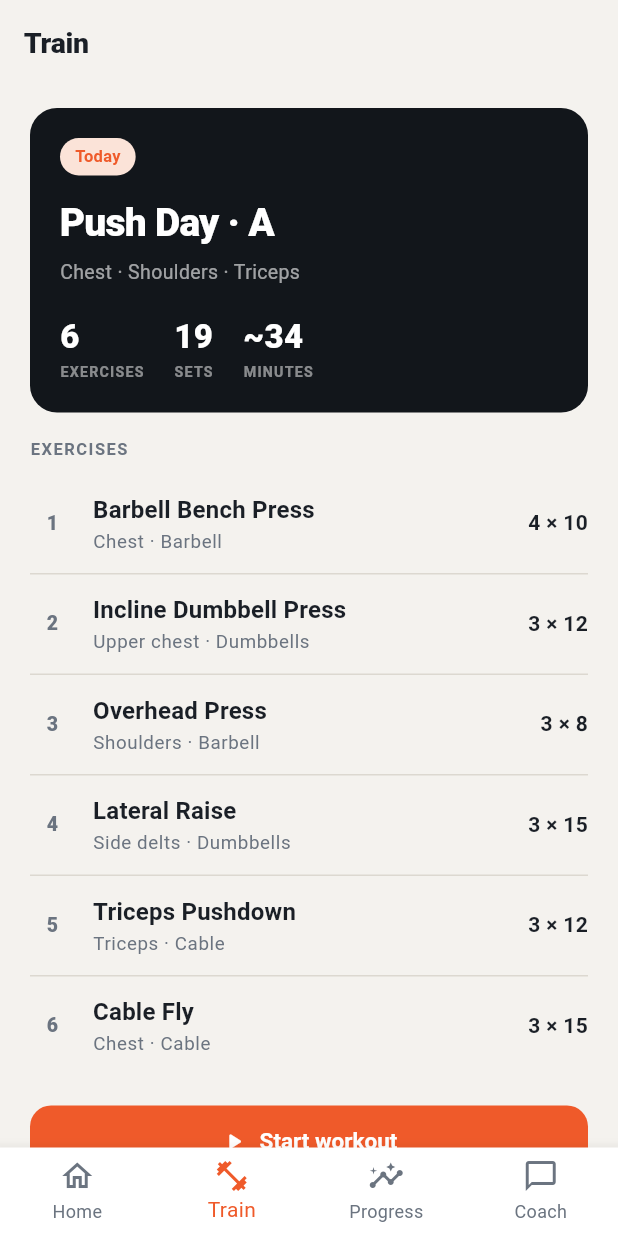
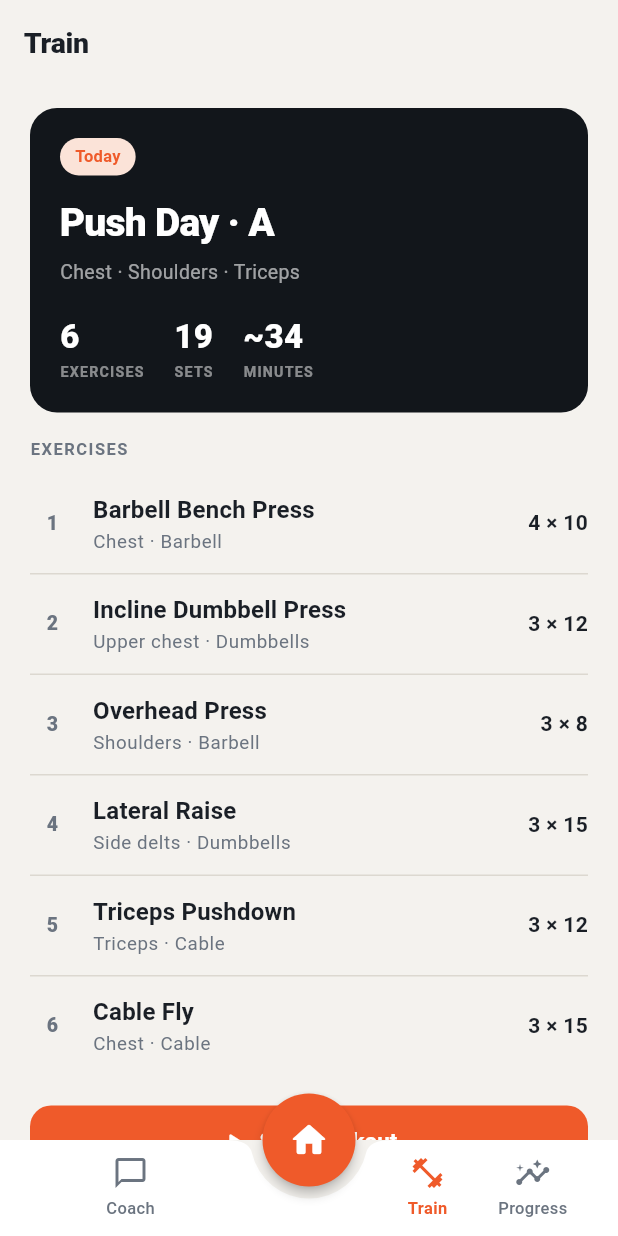
Before and after one commit to mscit-admin/ARETE_Enhance, a Flutter app: the AppShell screen opened directly, item 2 of the bottom bar chosen, on a phone screen of 412 x 824 dp. Run offline on Flutter 3.47's test engine with Material 3 defaults, Android fonts, the phone set to English and light mode, and no system bars; our stand-ins replace flutter_local_notifications, qr_flutter, shared_preferences; missing offline and left inert: mobile_scanner; accounts and stored records are empty; generated files the repository leaves out were written again; network calls fail.

Commit message:
Redesign bottom bar: centered Home with notch, Coach left, Train/Progress right
- BottomAppBar with a circular notch and a docked centre button.
- Member: Coach on the left · Home raised in the centre · Train, Progress
  on the right.
- Trainer: Messages left · Clients centre · Plans right.
- Tapping the centre button selects Home/Clients; side items show the
  active tint.
- Moved the Plans "New plan" action to an app-bar button so it no longer
  collides with the docked centre button.

Co-Authored-By: Claude Opus 4.8 <noreply@anthropic.com>
Claude-Session: https://claude.ai/code/session_01Lrs4BeZJ8ESgW3u4Dx3sih

```diff
--- a/lib/features/shell/app_shell.dart
+++ b/lib/features/shell/app_shell.dart
@@ -2,6 +2,8 @@ import 'package:flutter/material.dart';
 import 'package:provider/provider.dart';
 
 import '../../core/constants/enums.dart';
+import '../../core/theme/app_colors.dart';
+import '../../core/theme/app_theme.dart';
 import '../../l10n/app_localizations.dart';
 import '../profile/member_profile_screen.dart';
 import '../profile/trainer_home_screen.dart';
@@ -35,23 +37,74 @@ class _AppShellState extends State<AppShell> {
     final tabs = isTrainer ? _trainerTabs(l) : _memberTabs(l);
     // Guard against an out-of-range index when the role (and tab count) changes.
     final safeIndex = _index.clamp(0, tabs.length - 1).toInt();
+    final p = context.palette;
+
+    // Layout: destination 0 is the raised centre button (Home / Clients);
+    // the rest sit to the left and right of the notch.
+    //   Member  → left: Coach        · centre: Home    · right: Train, Progress
+    //   Trainer → left: Messages     · centre: Clients · right: Plans
+    const centreIndex = 0;
+    final leftIndices = isTrainer ? const [2] : const [3];
+    final rightIndices = isTrainer ? const [1] : const [1, 2];
+
+    void select(int i) => setState(() => _index = i);
 
     return Scaffold(
       body: IndexedStack(
         index: safeIndex,
         children: [for (final t in tabs) t.screen],
       ),
-      bottomNavigationBar: BottomNavigationBar(
-        currentIndex: safeIndex,
-        onTap: (i) => setState(() => _index = i),
-        items: [
-          for (final t in tabs)
-            BottomNavigationBarItem(
-              icon: Icon(t.icon),
-              activeIcon: Icon(t.activeIcon),
-              label: t.label,
+      floatingActionButtonLocation: FloatingActionButtonLocation.centerDocked,
+      floatingActionButton: SizedBox(
+        height: 62,
+        width: 62,
+        child: FloatingActionButton(
+          onPressed: () => select(centreIndex),
+          backgroundColor: AppColors.ember,
+          elevation: 3,
+          shape: const CircleBorder(),
+          child: Icon(tabs[centreIndex].activeIcon,
+              color: Colors.white, size: 28),
+        ),
+      ),
+      bottomNavigationBar: BottomAppBar(
+        color: p.surface,
+        elevation: 8,
+        shape: const CircularNotchedRectangle(),
+        notchMargin: 8,
+        height: 64,
+        padding: EdgeInsets.zero,
+        child: Row(
+          children: [
+            Expanded(
+              child: Row(
+                mainAxisAlignment: MainAxisAlignment.spaceEvenly,
+                children: [
+                  for (final i in leftIndices)
+                    _NavItem(
+                      tab: tabs[i],
+                      selected: safeIndex == i,
+                      onTap: () => select(i),
+                    ),
+                ],
+              ),
             ),
-        ],
+            const SizedBox(width: 64), // room for the docked Home button
+            Expanded(
+              child: Row(
+                mainAxisAlignment: MainAxisAlignment.spaceEvenly,
+                children: [
+                  for (final i in rightIndices)
+                    _NavItem(
+                      tab: tabs[i],
+                      selected: safeIndex == i,
+                      onTap: () => select(i),
+                    ),
+                ],
+              ),
+            ),
+          ],
+        ),
       ),
     );
   }
@@ -118,3 +171,43 @@ class _TabDef {
   final IconData activeIcon;
   final Widget screen;
 }
+
+/// One tappable destination in the notched bottom bar (icon + label).
+class _NavItem extends StatelessWidget {
+  const _NavItem({
+    required this.tab,
+    required this.selected,
+    required this.onTap,
+  });
+
+  final _TabDef tab;
+  final bool selected;
+  final VoidCallback onTap;
+
+  @override
+  Widget build(BuildContext context) {
+    final color = selected ? AppColors.ember : context.palette.muted;
+    return InkResponse(
+      onTap: onTap,
+      radius: 36,
+      child: Column(
+        mainAxisSize: MainAxisSize.min,
+        mainAxisAlignment: MainAxisAlignment.center,
+        children: [
+          Icon(selected ? tab.activeIcon : tab.icon, color: color, size: 24),
+          const SizedBox(height: 3),
+          Text(
+            tab.label,
+            maxLines: 1,
+            overflow: TextOverflow.ellipsis,
+            style: TextStyle(
+              fontSize: 11,
+              color: color,
+              fontWeight: selected ? FontWeight.w700 : FontWeight.w500,
+            ),
+          ),
+        ],
+      ),
+    );
+  }
+}
--- a/lib/features/trainer/plans_screen.dart
+++ b/lib/features/trainer/plans_screen.dart
@@ -1,7 +1,6 @@
 import 'package:flutter/material.dart';
 import 'package:provider/provider.dart';
 
-import '../../core/theme/app_colors.dart';
 import '../../core/theme/app_spacing.dart';
 import '../../core/theme/app_theme.dart';
 import '../../data/models/trainer_plan.dart';
@@ -68,14 +67,17 @@ class _PlansScreenState extends State<PlansScreen> {
     final controller = context.watch<PlansController>();
 
     return Scaffold(
-      appBar: AppBar(title: Text(l.navPlans)),
-      floatingActionButton: FloatingActionButton.extended(
-        onPressed: () => Navigator.of(context).push(
-          MaterialPageRoute(builder: (_) => const CreatePlanScreen()),
-        ),
-        backgroundColor: AppColors.ember,
-        icon: const Icon(Icons.add),
-        label: Text(l.plansNewPlan),
+      appBar: AppBar(
+        title: Text(l.navPlans),
+        actions: [
+          IconButton(
+            tooltip: l.plansNewPlan,
+            icon: const Icon(Icons.add),
+            onPressed: () => Navigator.of(context).push(
+              MaterialPageRoute(builder: (_) => const CreatePlanScreen()),
+            ),
+          ),
+        ],
       ),
       body: SafeArea(
         child: controller.loading && controller.plans.isEmpty
```
